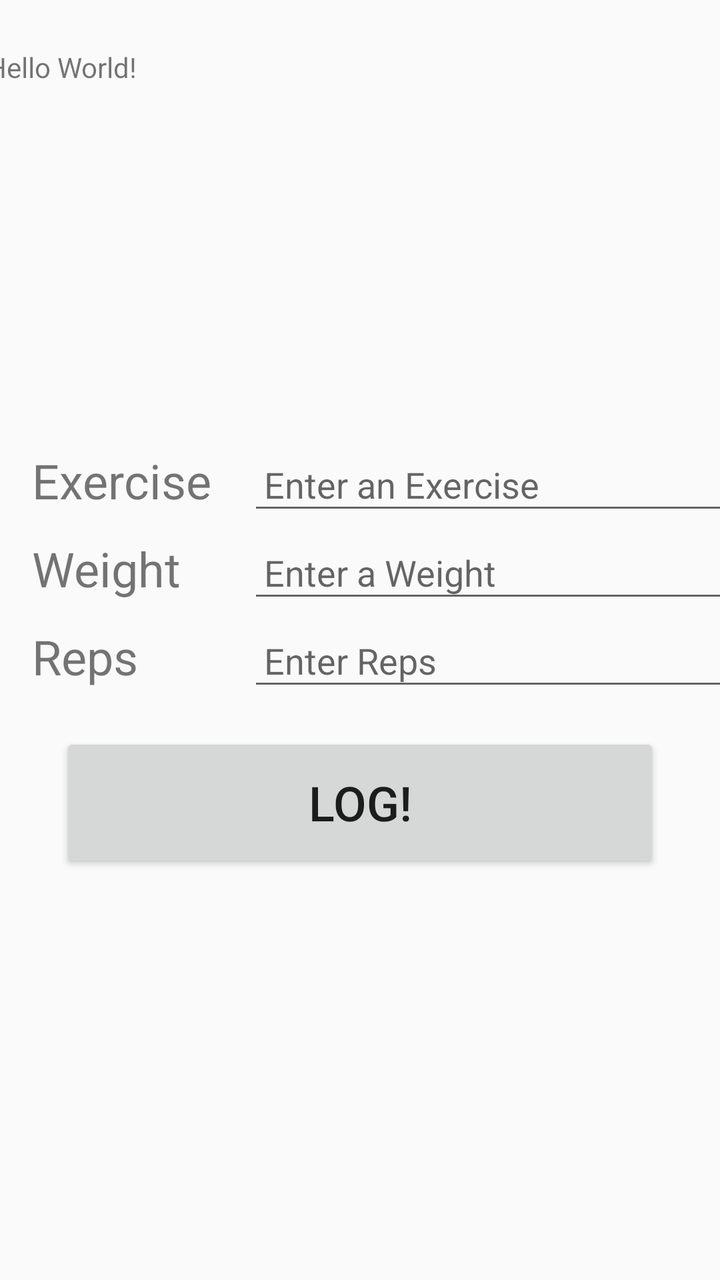
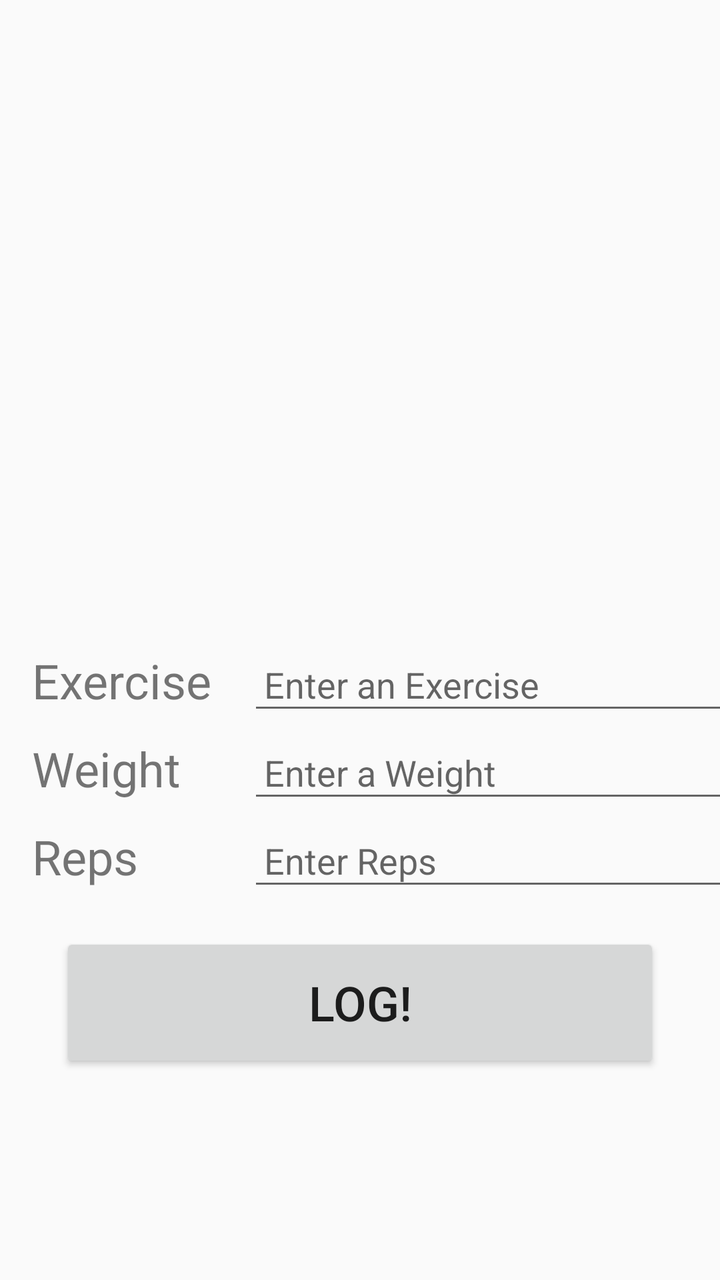

The first picture is an Android layout as it rendered before a commit; the second is the same layout after the commit. The layout source and the unified diff follow.
<!-- AndroidManifest.xml: application theme Theme.AppCompat.DayNight.DarkActionBar -->
<!-- res/layout/activity_main.xml -->
<?xml version="1.0" encoding="utf-8"?>
<androidx.constraintlayout.widget.ConstraintLayout xmlns:android="http://schemas.android.com/apk/res/android"
    xmlns:app="http://schemas.android.com/apk/res-auto"
    xmlns:tools="http://schemas.android.com/tools"
    android:id="@+id/main"
    android:layout_width="match_parent"
    android:layout_height="match_parent"
    tools:context=".MainActivity">

    <TextView
        android:id="@+id/logDisplayTextView"
        android:layout_width="390dp"
        android:layout_height="200dp"
        android:layout_marginTop="16dip"
        android:padding="8dp"
        android:text="Hello World!"
        app:layout_constraintEnd_toEndOf="parent"
        app:layout_constraintStart_toStartOf="parent"
        app:layout_constraintTop_toTopOf="parent" />

    <TextView
        android:id="@+id/exerciseLabelTextView"
        android:layout_width="100dp"
        android:layout_height="36dp"
        android:layout_marginStart="16dp"
        android:layout_marginTop="8dp"
        android:text="@string/exercise"
        android:textSize="24sp"
        app:layout_constraintStart_toStartOf="parent"
        app:layout_constraintTop_toBottomOf="@id/logDisplayTextView" />

    <EditText
        android:id="@+id/exerciseInputEditText"
        android:layout_width="275dp"
        android:layout_height="40dp"
        android:layout_marginStart="8dp"
        android:layout_marginTop="8dp"
        android:hint="@string/enter_an_exercise"
        android:inputType="textAutoComplete"
        android:padding="8dp"
        app:layout_constraintBaseline_toBaselineOf="@id/exerciseLabelTextView"
        app:layout_constraintStart_toEndOf="@id/exerciseLabelTextView" />

    <TextView
        android:id="@+id/weightLabelTextView"
        android:layout_width="100dp"
        android:layout_height="36dp"
        android:layout_marginStart="16dip"
        android:layout_marginTop="8dp"
        android:text="@string/weight"
        android:textSize="24sp"
        app:layout_constraintStart_toStartOf="parent"
        app:layout_constraintTop_toBottomOf="@id/exerciseLabelTextView" />

    <EditText
        android:id="@+id/weightInputEditText"
        android:layout_width="275dp"
        android:layout_height="40dp"
        android:layout_marginStart="8dp"
        android:layout_marginTop="8dp"
        android:hint="@string/enter_a_weight"
        android:inputType="number|numberDecimal"
        android:padding="8dp"
        app:layout_constraintBaseline_toBaselineOf="@id/weightLabelTextView"
        app:layout_constraintStart_toEndOf="@id/weightLabelTextView" />

    <TextView
        android:id="@+id/repLabelTextView"
        android:layout_width="100dp"
        android:layout_height="36dp"
        android:layout_marginStart="16dip"
        android:layout_marginTop="8dp"
        android:text="@string/reps"
        android:textSize="24sp"
        app:layout_constraintStart_toStartOf="parent"
        app:layout_constraintTop_toBottomOf="@id/weightLabelTextView" />

    <EditText
        android:id="@+id/repInputEditText"
        android:layout_width="275dp"
        android:layout_height="40dp"
        android:layout_marginStart="8dp"
        android:layout_marginTop="8dp"
        android:hint="@string/enter_reps"
        android:inputType="number"
        android:padding="8dp"
        app:layout_constraintBaseline_toBaselineOf="@id/repLabelTextView"
        app:layout_constraintStart_toEndOf="@id/repLabelTextView" />

    <Button
        android:id="@+id/logButton"
        android:layout_width="300dp"
        android:layout_height="70dp"
        android:layout_marginTop="16dp"
        android:text="@string/log"
        android:textSize="24sp"
        app:layout_constraintEnd_toEndOf="parent"
        app:layout_constraintStart_toStartOf="parent"
        app:layout_constraintTop_toBottomOf="@id/repInputEditText" />

</androidx.constraintlayout.widget.ConstraintLayout>
<!-- resources referenced by this layout -->
<resources>
  <string name="enter_a_weight">Enter a Weight</string>
  <string name="enter_an_exercise">Enter an Exercise</string>
  <string name="enter_reps">Enter Reps</string>
  <string name="exercise">Exercise</string>
  <string name="log">Log!</string>
  <string name="reps">Reps</string>
  <string name="weight">Weight</string>
</resources>

<!-- the commit's change to res/layout/activity_main.xml (unified diff, before → after) -->
@@ -7,16 +7,28 @@
     android:layout_height="match_parent"
     tools:context=".MainActivity">
 
-    <TextView
-        android:id="@+id/logDisplayTextView"
-        android:layout_width="390dp"
-        android:layout_height="200dp"
-        android:layout_marginTop="16dip"
-        android:padding="8dp"
-        android:text="Hello World!"
+
+
+
+
+
+
+
+
+
+
+
+    <androidx.recyclerview.widget.RecyclerView
+        android:id="@+id/logDisplayRecyclerView"
+        android:layout_width="0dp"
+        android:layout_height="300dp"
+        tools:listitem="@layout/gymlog_recycler_item"
+        android:padding="2dp"
+        android:layout_margin="16dp"
+        app:layout_constraintTop_toTopOf="parent"
+        app:layout_constraintStart_toStartOf="parent"
         app:layout_constraintEnd_toEndOf="parent"
-        app:layout_constraintStart_toStartOf="parent"
-        app:layout_constraintTop_toTopOf="parent" />
+        />
 
     <TextView
         android:id="@+id/exerciseLabelTextView"
@@ -27,7 +39,7 @@
         android:text="@string/exercise"
         android:textSize="24sp"
         app:layout_constraintStart_toStartOf="parent"
-        app:layout_constraintTop_toBottomOf="@id/logDisplayTextView" />
+        app:layout_constraintTop_toBottomOf="@id/logDisplayRecyclerView" />
 
     <EditText
         android:id="@+id/exerciseInputEditText"
@@ -99,3 +111,20 @@
         app:layout_constraintTop_toBottomOf="@id/repInputEditText" />
 
 </androidx.constraintlayout.widget.ConstraintLayout>
+<!-- res/layout/gymlog_recycler_item.xml (included above) -->
+<?xml version="1.0" encoding="utf-8"?>
+<LinearLayout xmlns:android="http://schemas.android.com/apk/res/android"
+    android:orientation="vertical"
+    android:layout_width="match_parent"
+    android:layout_height="match_parent">
+
+    <TextView
+        android:layout_width="match_parent"
+        android:layout_height="wrap_content"
+        android:id="@+id/recyclerItemTextView"
+        android:text="HELLO"
+        android:layout_margin="8dp"
+        android:padding="2dp"
+        android:textSize="24sp" />
+
+</LinearLayout>
